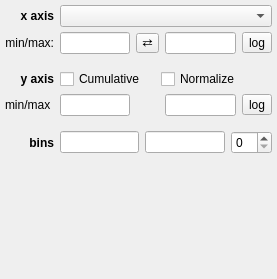
This is glue/viewers/histogram/qt/options_widget.ui in glue-viz/glue as Qt 5 draws it before an edit. The edited form follows.
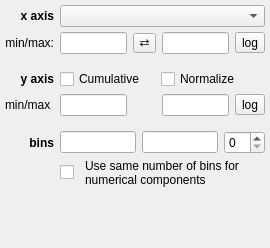
This is the edited form.

Commit message: Allow the number of bins to be synced across all numerical components, and make sure that QSpinBox doesn't emit events while editing the number of bins.

```diff
--- a/glue/viewers/histogram/qt/options_widget.ui
+++ b/glue/viewers/histogram/qt/options_widget.ui
@@ -6,8 +6,8 @@
    <rect>
     <x>0</x>
     <y>0</y>
-    <width>277</width>
-    <height>279</height>
+    <width>270</width>
+    <height>248</height>
    </rect>
   </property>
   <property name="windowTitle">
@@ -213,7 +213,53 @@
      </property>
     </widget>
    </item>
-   <item row="12" column="3" colspan="4">
+   <item row="11" column="3" colspan="4">
+    <layout class="QHBoxLayout" name="horizontalLayout_3">
+     <item>
+      <widget class="QCheckBox" name="bool_common_n_bin">
+       <property name="text">
+        <string/>
+       </property>
+      </widget>
+     </item>
+     <item>
+      <spacer name="horizontalSpacer_3">
+       <property name="orientation">
+        <enum>Qt::Horizontal</enum>
+       </property>
+       <property name="sizeType">
+        <enum>QSizePolicy::Fixed</enum>
+       </property>
+       <property name="sizeHint" stdset="0">
+        <size>
+         <width>5</width>
+         <height>20</height>
+        </size>
+       </property>
+      </spacer>
+     </item>
+     <item>
+      <widget class="QLabel" name="label_6">
+       <property name="sizePolicy">
+        <sizepolicy hsizetype="Expanding" vsizetype="Maximum">
+         <horstretch>0</horstretch>
+         <verstretch>0</verstretch>
+        </sizepolicy>
+       </property>
+       <property name="text">
+        <string>Use same number of bins for numerical components</string>
+       </property>
+       <property name="alignment">
+        <set>Qt::AlignLeading|Qt::AlignLeft|Qt::AlignVCenter</set>
+       </property>
+       <property name="wordWrap">
+        <bool>true</bool>
+       </property>
+      </widget>
+     </item>
+    </layout>
+   </item>
+   <item row="13" column="3" colspan="4">
     <spacer name="verticalSpacer">
      <property name="orientation">
       <enum>Qt::Vertical</enum>
```
Left out of the diff: 54 changed lines with no effect on the pictures. The commit also changes 4 other files.
